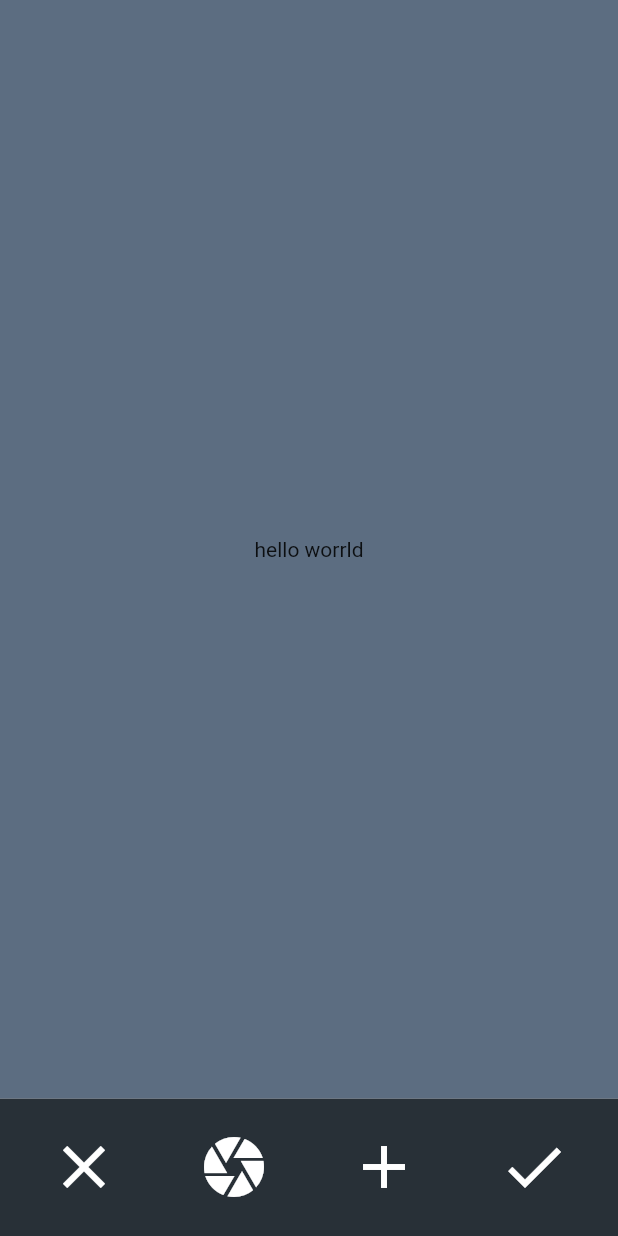
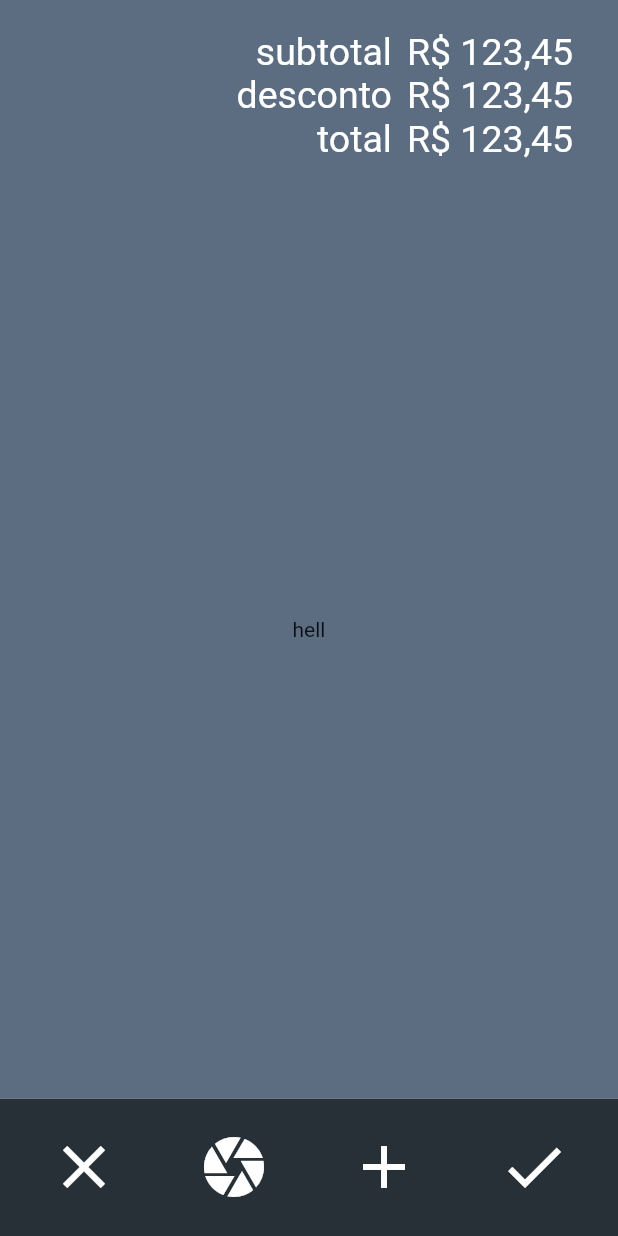
Before and after one commit to luccasFelippeOliveira/mostra, a Flutter app: the VendaPage widget shown alone on an empty page, opened directly, on a phone screen of 412 x 824 dp. Run offline on Flutter 3.47's test engine with Material 2 defaults, Android fonts, the phone set to English and light mode, and no system bars.

Commit message:
Bugfix SafeArea & status panel

```diff
--- a/lib/components/base_layout.dart
+++ b/lib/components/base_layout.dart
@@ -3,12 +3,12 @@ import 'package:flutter/material.dart';
 /// BaseLayout is a components that sets the base layout used in the app.
 /// like the dark blue container with darker botton action bar.
 class BaseLayout extends StatelessWidget {
-
   bool renderTopImage = false;
   Widget bodyChild;
   Widget bottomChild;
 
-  BaseLayout({bool renderTopImage, @required Widget bodyChild, Widget bottomChild}) {
+  BaseLayout(
+      {bool renderTopImage, @required Widget bodyChild, Widget bottomChild}) {
     this.renderTopImage = renderTopImage;
     this.bodyChild = bodyChild;
     this.bottomChild = bottomChild;
@@ -16,46 +16,32 @@ class BaseLayout extends StatelessWidget {
 
   Widget _buildTopImage() {
     return Container(
-      child: Image.asset('assets/images/background_arthena.png',
+      child: Image.asset(
+        'assets/images/background_arthena.png',
         fit: BoxFit.fill,
       ),
     );
   }
 
   Widget _buildBodyChild() {
-    return Container(
-      color: Color(0xFF5C6D81),
-      child: bodyChild
-    );
+    return Container(color: Color(0xFF5C6D81), child: bodyChild);
   }
 
   Widget _buildBottomBar() {
-    return Container(
-      color: Color(0xFF283037),
-      child: bottomChild
-    );
+    return Container(color: Color(0xFF283037), child: bottomChild);
   }
 
   List<Widget> _buildBody() {
     List<Widget> bodyWidgets = List<Widget>();
 
     if (renderTopImage) {
-      bodyWidgets.add(Expanded(
-        child: _buildTopImage(),
-        flex: 4
-      ));
+      bodyWidgets.add(Expanded(child: _buildTopImage(), flex: 4));
     }
 
-    bodyWidgets.add(Expanded(
-      child: _buildBodyChild(),
-      flex: renderTopImage ? 4 : 8
-    ));
+    bodyWidgets
+        .add(Expanded(child: _buildBodyChild(), flex: renderTopImage ? 4 : 8));
 
-
-    bodyWidgets.add(Expanded(
-      child: _buildBottomBar(),
-      flex: 1
-    ));
+    bodyWidgets.add(Expanded(child: _buildBottomBar(), flex: 1));
 
     return bodyWidgets;
   }
@@ -67,9 +53,10 @@ class BaseLayout extends StatelessWidget {
         onTap: () {
           FocusScope.of(context).requestFocus(FocusNode());
         },
-        child: Column(
+        child: SafeArea(
+            child: Column(
           children: _buildBody(),
-        ),
+        )),
       ),
     );
   }
--- a/lib/main.dart
+++ b/lib/main.dart
@@ -12,9 +12,7 @@ class ArthenaApp extends StatelessWidget {
       theme: new ThemeData(
         primarySwatch: Colors.blue,
       ),
-      home: SafeArea(
-        child: LoginPage(),
-      )
+      home: LoginPage()
     );
   }
 }
--- a/lib/pages/venda_page.dart
+++ b/lib/pages/venda_page.dart
@@ -5,8 +5,43 @@ import '../components/base_layout.dart';
 class VendaPage extends StatelessWidget {
 
   Widget _buildBody() {
-    return Center(
-      child: Text('hello worrld')
+    return Column(
+      children: <Widget>[
+        SizedBox(height: 20.0,),
+        _buildStatusTextPanel(),
+        Expanded(
+          child: Center(
+            child: Text('hell')
+          )
+        )
+      ],
+    );
+  }
+
+  Widget _buildStatusTextPanel() {
+    return Column(
+      crossAxisAlignment: CrossAxisAlignment.start,
+      children: <Widget>[
+        _buildStatusText('subtotal', "R\$ 123,45"),
+        _buildStatusText('desconto', "R\$ 123,45"),
+        _buildStatusText('total', "R\$ 123,45"),
+      ],
+    );
+  }
+
+  Widget _buildStatusText(String label, String value) {
+    TextStyle style = TextStyle(
+      fontSize: 25.0,
+      color: Colors.white
+    );
+    return Row(
+      mainAxisAlignment: MainAxisAlignment.end,
+      children: <Widget>[
+        Text(label, style: style,),
+        SizedBox(width: 10.0,),
+        Text(value, style: style),
+        SizedBox(width: 30.0,)
+      ],
     );
   }
 
```
